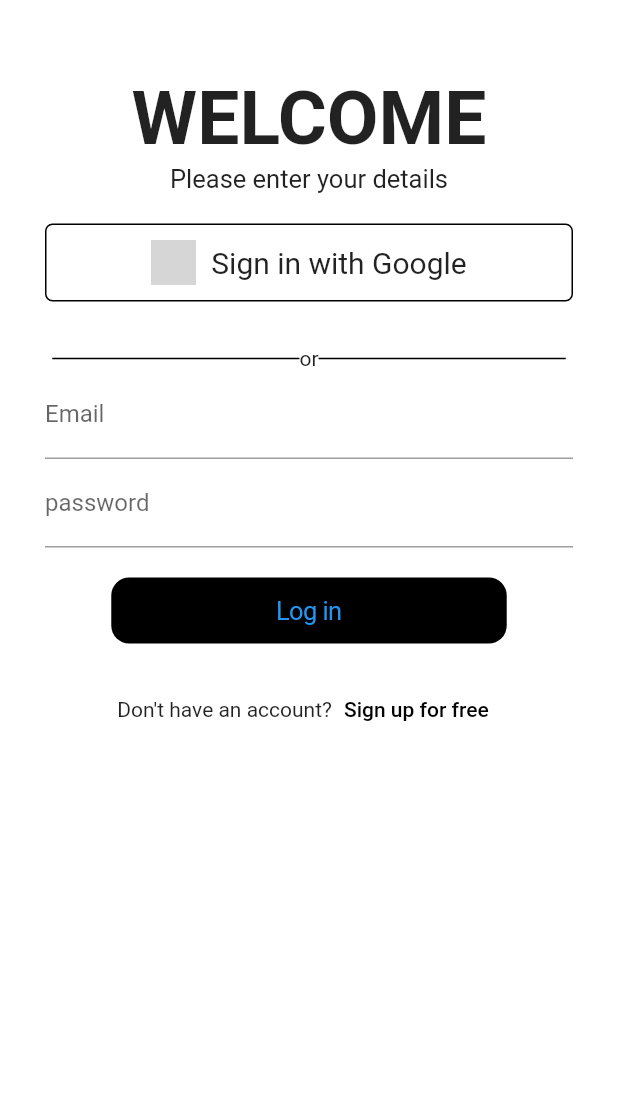
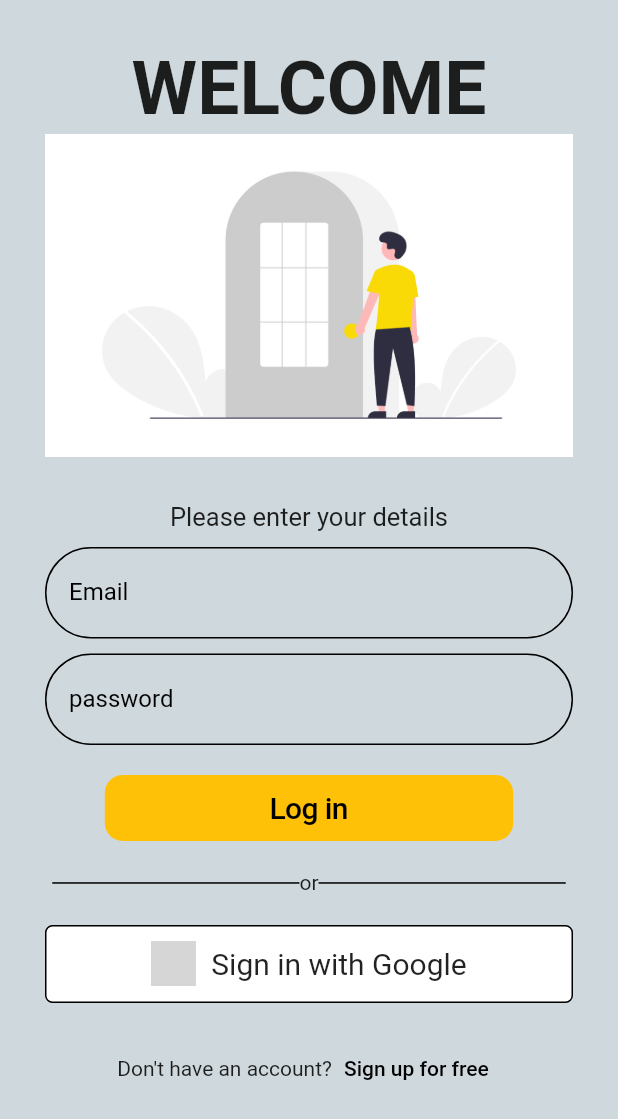
Before and after one commit to ShubhamSharma17/Todo_App, a Flutter app: the screen it shows after launch, on a phone screen of 412 x 824 dp. Shown: the top 1119 px of the screen. Run offline on Flutter 3.47's test engine with Material 2 defaults, Android fonts, the phone set to English and light mode, and no system bars; our stand-ins replace cloud_firestore, firebase_auth, firebase_core, firebase_storage, google_sign_in, image_picker; accounts and stored records are empty; network calls fail; grey boxes are pictures that could not be loaded.

Commit message:
Complete Login Page UI

```diff
--- a/lib/screen/authentication/login/login_screen.dart
+++ b/lib/screen/authentication/login/login_screen.dart
@@ -87,25 +87,30 @@ class _LoginScreenState extends State<LoginScreen> {
   @override
   Widget build(BuildContext context) {
     return Scaffold(
-      backgroundColor: Colors.white,
+      backgroundColor: Colors.blueGrey[100],
       resizeToAvoidBottomInset: false,
       // appBar: AppBar(title: Text("Login Screen")),
       body: SafeArea(
         child: Padding(
-          padding: const EdgeInsets.only(top: 50, left: 30, right: 30),
+          padding: const EdgeInsets.only(top: 30, left: 30, right: 30),
           child: Column(
             crossAxisAlignment: CrossAxisAlignment.center,
             children: [
+              Text(
+                "WELCOME",
+                style: TextStyle(
+                  fontSize: 50,
+                  fontWeight: FontWeight.bold,
+                ),
+              ),
+              // SizedBox(height: 30),
               Column(
                 crossAxisAlignment: CrossAxisAlignment.center,
                 children: [
-                  Text(
-                    "WELCOME",
-                    style: TextStyle(
-                      fontSize: 50,
-                      fontWeight: FontWeight.bold,
-                    ),
+                  Image(
+                    image: AssetImage("assets/images/undraw_Login_re_4vu2.png"),
                   ),
+                  SizedBox(height: 30),
                   Text(
                     "Please enter your details",
                     style: TextStyle(
@@ -115,7 +120,76 @@ class _LoginScreenState extends State<LoginScreen> {
                   ),
                 ],
               ),
+              SizedBox(height: 10),
+              Container(
+                padding:
+                    EdgeInsets.only(left: 15, right: 15, top: 0, bottom: 0),
+                decoration: BoxDecoration(
+                    borderRadius: BorderRadius.circular(40),
+                    border: Border.all()),
+                child: TextField(
+                  keyboardType: TextInputType.emailAddress,
+                  decoration: InputDecoration(
+                    labelText: "Email",
+                    border: InputBorder.none,
+                    labelStyle: TextStyle(color: Colors.black),
+                  ),
+                  controller: emailController,
+                ),
+              ),
+              SizedBox(height: 10),
+              Container(
+                padding:
+                    EdgeInsets.only(left: 15, right: 15, top: 0, bottom: 0),
+                decoration: BoxDecoration(
+                    borderRadius: BorderRadius.circular(40),
+                    border: Border.all()),
+                child: TextField(
+                  decoration: InputDecoration(
+                    labelText: "password",
+                    border: InputBorder.none,
+                    labelStyle: TextStyle(color: Colors.black),
+                  ),
+                  controller: passwordController,
+                ),
+              ),
               SizedBox(height: 20),
+              CupertinoButton(
+                  padding: EdgeInsets.symmetric(horizontal: 110),
+                  color: Colors.amber,
+                  child: Text(
+                    "Log in",
+                    style: TextStyle(
+                      color: Colors.black,
+                      fontSize: 20,
+                      fontWeight: FontWeight.w500,
+                    ),
+                  ),
+                  onPressed: () {
+                    signIn();
+                  }),
+              SizedBox(height: 20),
+              Container(
+                // padding: EdgeInsets.only(left: 20),
+                child: Row(
+                  mainAxisAlignment: MainAxisAlignment.center,
+                  children: [
+                    Container(
+                      color: Colors.black,
+                      height: 1,
+                      width: MediaQuery.of(context).size.width * .4,
+                    ),
+                    Text("or"),
+                    Container(
+                      color: Colors.black,
+                      height: 1,
+                      width: MediaQuery.of(context).size.width * .4,
+                    ),
+                  ],
+                ),
+              ),
+              SizedBox(height: 20),
+              //google sign button
               InkWell(
                 onTap: () {
                   googleLogin();
@@ -148,43 +222,6 @@ class _LoginScreenState extends State<LoginScreen> {
                   ),
                 ),
               ),
-              SizedBox(height: 30),
-              Container(
-                // padding: EdgeInsets.only(left: 20),
-                child: Row(
-                  mainAxisAlignment: MainAxisAlignment.center,
-                  children: [
-                    Container(
-                      color: Colors.black,
-                      height: 1,
-                      width: MediaQuery.of(context).size.width * .4,
-                    ),
-                    Text("or"),
-                    Container(
-                      color: Colors.black,
-                      height: 1,
-                      width: MediaQuery.of(context).size.width * .4,
-                    ),
-                  ],
-                ),
-              ),
-              TextField(
-                keyboardType: TextInputType.emailAddress,
-                decoration: InputDecoration(labelText: "Email"),
-                controller: emailController,
-              ),
-              TextField(
-                decoration: InputDecoration(labelText: "password"),
-                controller: passwordController,
-              ),
-              SizedBox(height: 20),
-              CupertinoButton(
-                  padding: EdgeInsets.symmetric(horizontal: 110),
-                  color: Colors.black,
-                  child: Text("Log in"),
-                  onPressed: () {
-                    signIn();
-                  }),
               SizedBox(height: 20),
               Row(
                 mainAxisAlignment: MainAxisAlignment.center,
--- a/pubspec.yaml
+++ b/pubspec.yaml
@@ -68,7 +68,7 @@ flutter:
 
   # To add assets to your application, add an assets section, like this:
   assets:
-    - assets/
+    - assets/images/undraw_Login_re_4vu2.png
   #   - images/a_dot_ham.jpeg
 
   # An image asset can refer to one or more resolution-specific "variants", see
```
Also changed, not shown: assets/images/undraw_Login_re_4vu2.png (added).
